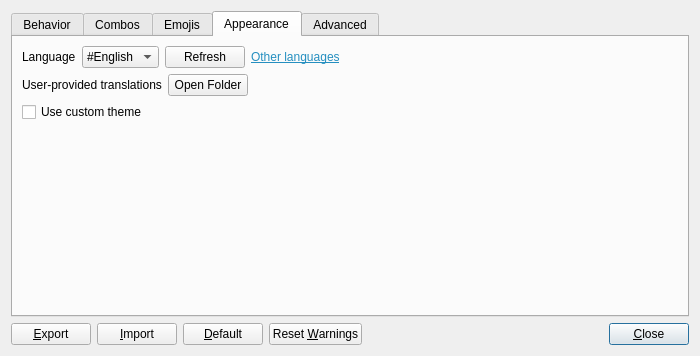
The window that Beeftext/PreferencesDialog.ui (xmichelo/Beeftext) describes before a commit, drawn with Qt 5.
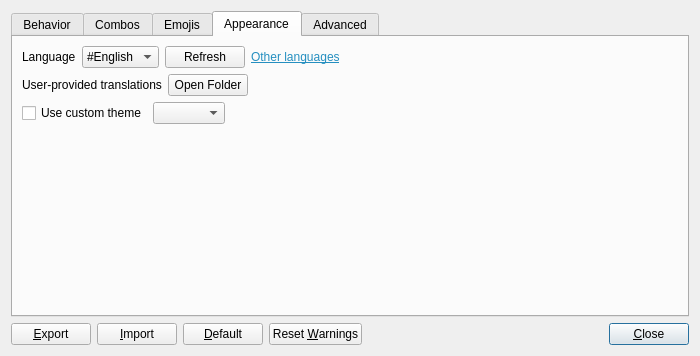
The same window after the commit. The open tabs and pages were chosen to show the change.

Commit message: Started implementation of dark/light themes.

```diff
--- a/Beeftext/PreferencesDialog.ui
+++ b/Beeftext/PreferencesDialog.ui
@@ -642,6 +642,11 @@
         </layout>
        </item>
        <item>
+        <layout class="QHBoxLayout" name="horizontalLayout_17">
+         <property name="topMargin">
+          <number>0</number>
+         </property>
+         <item>
         <widget class="QCheckBox" name="checkUseCustomTheme">
          <property name="text">
           <string>Use custom theme</string>
@@ -649,6 +654,28 @@
         </widget>
        </item>
        <item>
+          <widget class="QComboBox" name="comboTheme">
+           <property name="sizeAdjustPolicy">
+            <enum>QComboBox::AdjustToContents</enum>
+           </property>
+          </widget>
+         </item>
+         <item>
+          <spacer name="horizontalSpacer_13">
+           <property name="orientation">
+            <enum>Qt::Horizontal</enum>
+           </property>
+           <property name="sizeHint" stdset="0">
+            <size>
+             <width>0</width>
+             <height>10</height>
+            </size>
+           </property>
+          </spacer>
+         </item>
+        </layout>
+       </item>
+       <item>
         <spacer name="verticalSpacer_4">
          <property name="orientation">
           <enum>Qt::Vertical</enum>
```
Left out of the diff: 3 changed lines with no effect on the pictures. Lines whose indentation alone changed are shown as unchanged. The commit also changes 11 other files.
